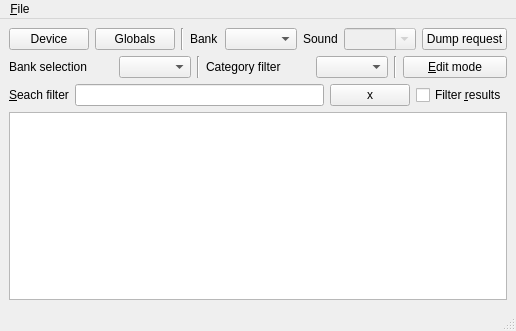
Before: the Qt Designer form bigglesworth/main.ui in MaurizioB/Bigglesworth, drawn with Qt 5.
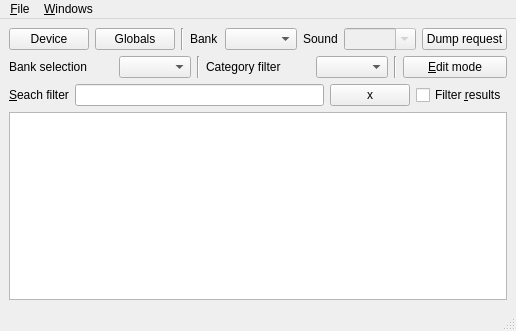
After: the same form once the commit is applied.

The edit to the form file:
```diff
--- a/bigglesworth/main.ui
+++ b/bigglesworth/main.ui
@@ -251,7 +251,16 @@
     <addaction name="separator"/>
     <addaction name="quitAction"/>
    </widget>
+   <widget class="QMenu" name="menu_Windows">
+    <property name="title">
+     <string>&amp;Windows</string>
+    </property>
+    <addaction name="editorAction"/>
+    <addaction name="separator"/>
+    <addaction name="settingsAction"/>
+   </widget>
    <addaction name="menuFile"/>
+   <addaction name="menu_Windows"/>
   </widget>
   <widget class="QStatusBar" name="statusbar"/>
   <action name="settingsAction">
```
Left out of the diff: 7 changed lines with no effect on the pictures.
